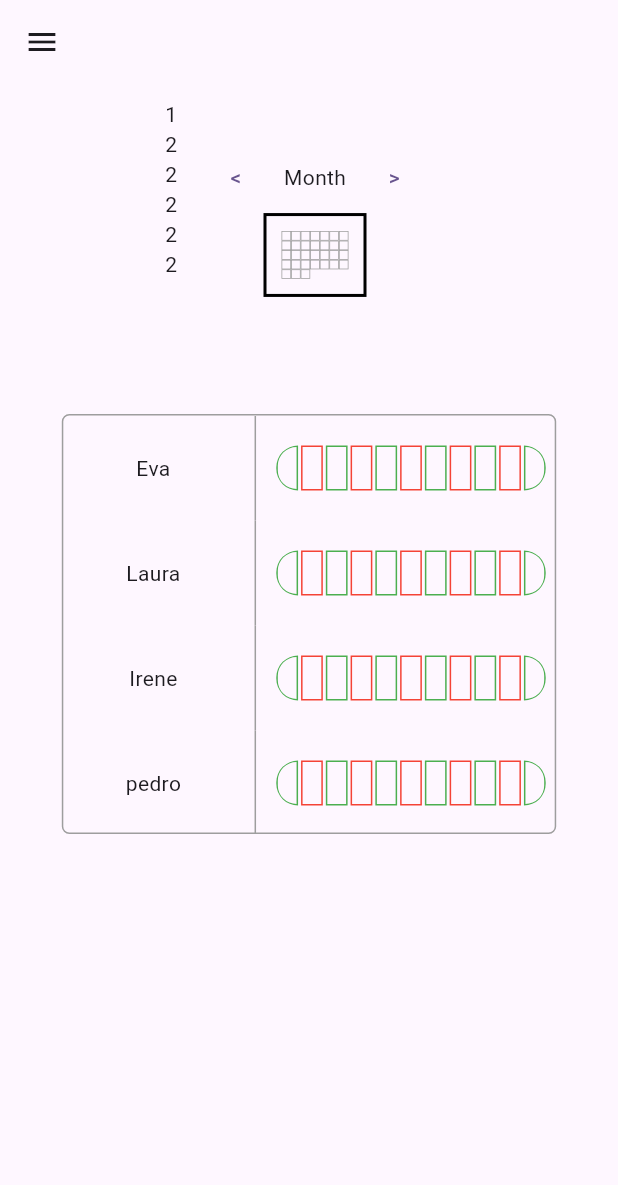
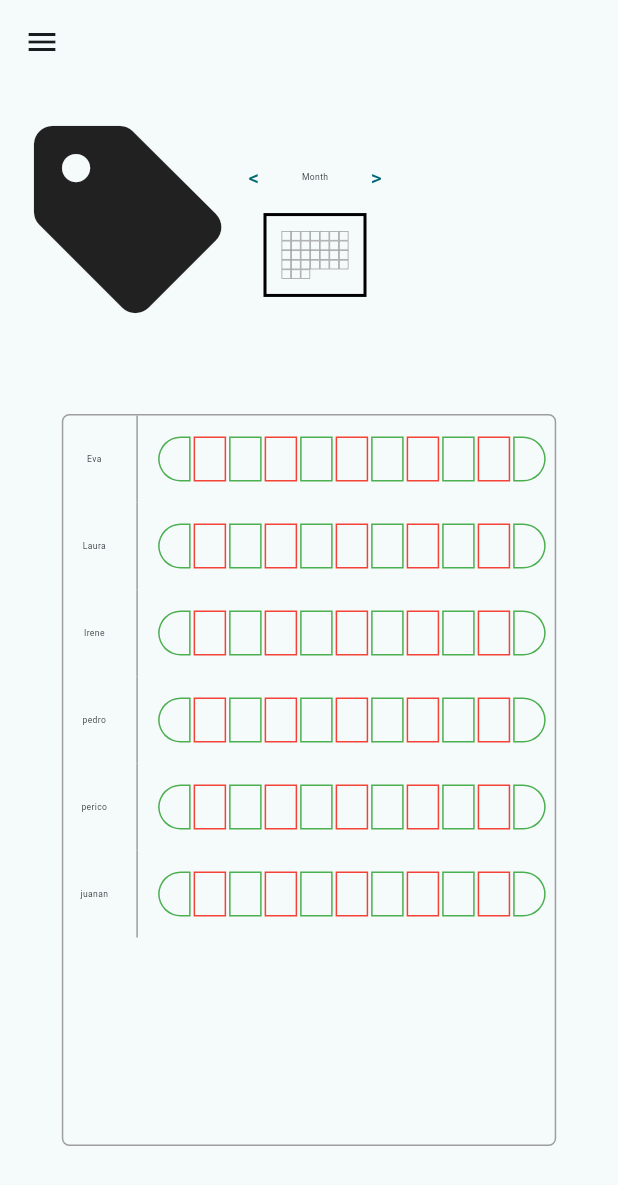
Before and after one commit to jorgesanfz/manager, a Flutter app: the screen it shows after launch, on a phone screen of 412 x 824 dp. Shown: the top 1185 px of the screen. Run offline on Flutter 3.47's test engine with Material 3 defaults, Android fonts, the phone set to English and light mode, and no system bars; our stand-ins replace flutter_riverpod, flutter_screenutil, google_fonts.

Commit message:
📱 responsiveness

```diff
--- a/lib/main.dart
+++ b/lib/main.dart
@@ -1,6 +1,7 @@
 // import 'package:bitsdojo_window/bitsdojo_window.dart';
 import 'package:flutter/material.dart';
 import 'package:flutter_riverpod/flutter_riverpod.dart';
+import 'package:flutter_screenutil/flutter_screenutil.dart';
 import 'package:manager/screens/main.dart';
 import 'package:manager/utils/themes.dart';
 
@@ -23,11 +24,18 @@ class MyApp extends StatelessWidget {
   // This widget is the root of your application.
   @override
   Widget build(BuildContext context) {
-    return MaterialApp(
-      title: 'Flutter Demo',
-      theme: MainTheme.getThemeData(),
-      //home: const MyHomePage(title: 'Flutter Demo Home Page'),
-      home: const MainPage(),
+    return ScreenUtilInit(
+      designSize: const Size(1080, 720),
+      minTextAdapt: true,
+      splitScreenMode: true,
+      builder: (_, child) {
+        return MaterialApp(
+          title: 'Flutter Demo',
+          theme: MainTheme.getThemeData(),
+          //home: const MyHomePage(title: 'Flutter Demo Home Page'),
+          home: const MainPage(),
+        );
+      },
     );
   }
 }
--- a/lib/screens/meets.dart
+++ b/lib/screens/meets.dart
@@ -14,7 +14,7 @@ class _MeetsState extends State<Meets> {
   @override
   Widget build(BuildContext context) {
     return Container(
-      height: MediaQuery.of(context).size.height,
+      //height: MediaQuery.of(context).size.height,
       margin: EdgeInsets.all(10),
       child: BookingCalendar(),
     );
--- a/lib/utils/themes.dart
+++ b/lib/utils/themes.dart
@@ -1,4 +1,6 @@
 import 'package:flutter/material.dart';
+import 'package:google_fonts/google_fonts.dart';
+import 'package:flutter_screenutil/flutter_screenutil.dart';
 
 class MainTheme extends Theme {
   const MainTheme({super.key, required super.data, required super.child});
@@ -28,7 +30,15 @@ class MainTheme extends Theme {
       //
       // This works for code too, not just values: Most code changes can be
       // tested with just a hot reload.
-      colorScheme: ColorScheme.fromSeed(seedColor: Colors.deepPurple),
+      colorScheme: ColorScheme.fromSeed(seedColor: Colors.white),
+      textTheme: TextTheme(
+        bodyMedium: GoogleFonts.roboto(fontSize: 15).apply(fontSizeFactor: 1.sp)
+      ),
+      /*
+      iconTheme: IconThemeData(
+        size: 10.sp
+      ),
+       */
       useMaterial3: true,
     );
   }
--- a/lib/widgets/booking_calendar.dart
+++ b/lib/widgets/booking_calendar.dart
@@ -8,29 +8,25 @@ class BookingCalendar extends StatelessWidget {
   @override
   Widget build(BuildContext context) {
     Widget profile = Expanded(
+      child: Container(
+        //color: Colors.red,
+        child: Icon(Icons.person_rounded, size: 150),
+      ),
+    );
+    Widget info = Expanded(
         child: Container(
-      //color: Colors.red,
-      child: Icon(Icons.person_rounded, size: 150),
-    ));
-    Widget info = Expanded(
-      child: Center(
-        child: Container(
-          color: Colors.blueGrey,
           height: 160,
           width: 200,
-          child: Center(
-            child: ListView(padding: EdgeInsets.symmetric(horizontal: 100),
+          child: Icon(Icons.sell_rounded, size: 150),
+          /*child: Center(
+            child: ListView(
+              padding: EdgeInsets.symmetric(horizontal: 100),
               children: [
                 Text("1"),
                 Text("2"),
-                Text("2"),
-                Text("2"),
-                Text("2"),
-                Text("2"),
               ],
             ),
-          ),
-        ),
+          ),*/
       ),
     );
 
@@ -41,7 +37,7 @@ class BookingCalendar extends StatelessWidget {
         Row(
             mainAxisAlignment: MainAxisAlignment.center,
             children: [info, DatePicker(), profile]),
-        DayView(), //expanded
+        Expanded(child: DayView()), //expanded
       ],
       /*Expanded(
           child: Container(
--- a/lib/widgets/booking_calendar/day_view.dart
+++ b/lib/widgets/booking_calendar/day_view.dart
@@ -24,8 +24,8 @@ class DayView extends ConsumerWidget {
     ];
 
     return Container(
-      height: 280,
-      margin: EdgeInsets.only(top: 50),
+      height: MediaQuery.of(context).size.height / 2,
+      margin: EdgeInsets.only(top: 50, bottom: 50),
       decoration: BoxDecoration(
         border: Border.all(color: Colors.grey, width: 1),
         borderRadius: BorderRadius.all(Radius.circular(5)),
@@ -41,7 +41,8 @@ class DayView extends ConsumerWidget {
                   mainAxisAlignment: MainAxisAlignment.center,
                   children: <Widget>[
                     Container(
-                      width: 120,
+                      width: MediaQuery.of(context).size.width / 10,
+                      //height: MediaQuery.of(context).size.height / 50,
                       margin: EdgeInsets.only(bottom: 25, top: 25),
                       child: Center(child: Text(workers[i])),
                     ),
--- a/pubspec.yaml
+++ b/pubspec.yaml
@@ -38,6 +38,8 @@ dependencies:
   bitsdojo_window: ^0.1.6
   riverpod: ^2.4.9
   flutter_riverpod: ^2.4.9
+  google_fonts: ^6.1.0
+  flutter_screenutil: ^5.9.0
 
 dev_dependencies:
   flutter_test:
```
Also changed, not shown: pubspec.lock.
